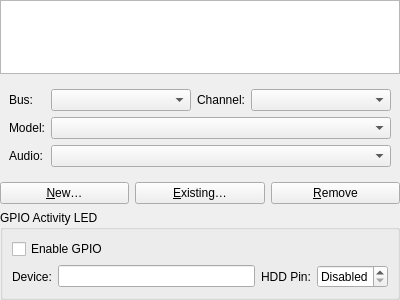
Qt form src/qt/qt_settingsharddisks.ui (86Box/86Box) before a commit.
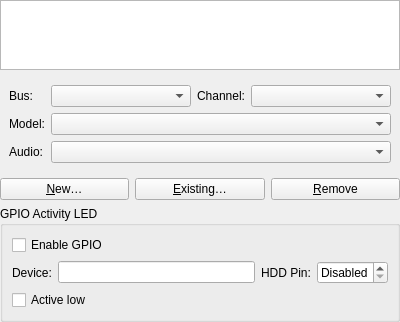
The same form after that commit.

Commit message: Add configurable GPIO active-low polarity

Diff of the .ui file:
```diff
--- a/src/qt/qt_settingsharddisks.ui
+++ b/src/qt/qt_settingsharddisks.ui
@@ -206,6 +206,13 @@
         </property>
        </widget>
       </item>
+      <item row="2" column="0" colspan="4">
+       <widget class="QCheckBox" name="checkBoxGpioActiveLow">
+        <property name="text">
+         <string>Active low</string>
+        </property>
+       </widget>
+      </item>
      </layout>
     </widget>
    </item>
```
The commit also changes 8 other files.
